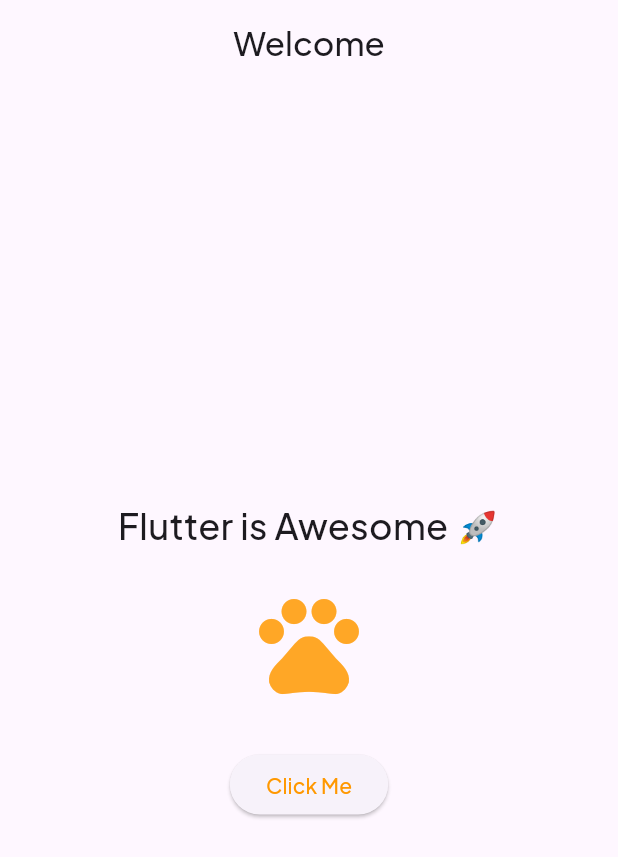
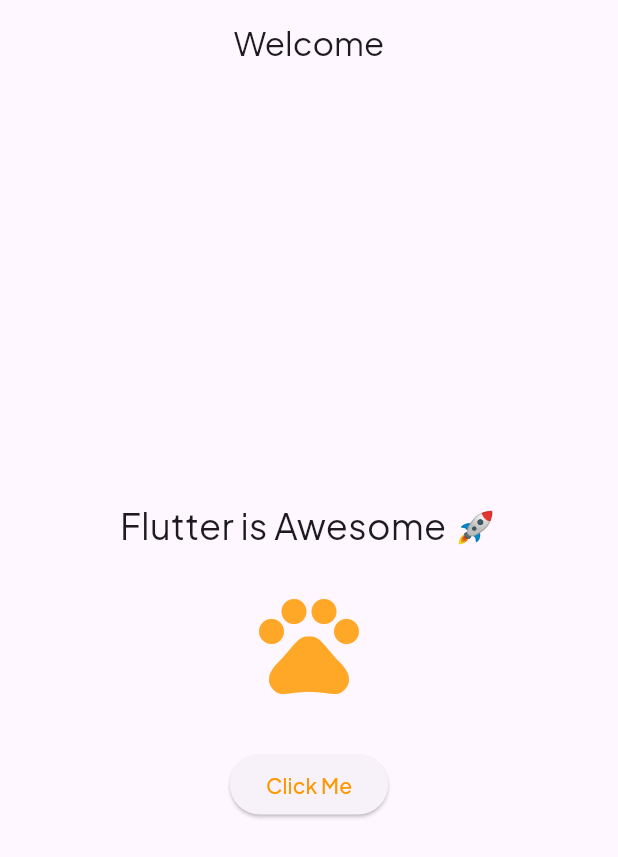
Before and after one commit to kalviumcommunity/S53-Jan2026-S53-Team-01-Flutter-Firebase-PetSure, a Flutter app: the screen it shows after launch, after a tap on "Click Me", on a phone screen of 412 x 824 dp. Shown: the top 857 px of the screen. Run offline on Flutter 3.47's test engine with Material 3 defaults, Android fonts, the phone set to English and light mode, and no system bars.

Commit message:
Resolved comments

```diff
--- a/pet_sure/lib/core/app_theme.dart
+++ b/pet_sure/lib/core/app_theme.dart
@@ -5,4 +5,6 @@ class AppTheme {
     useMaterial3: true,
     fontFamily: 'PlusJakartaSans'
   );
+
+  static const Color primaryOrange = Color(0xFFE67E22);
 }
--- a/pet_sure/lib/screens/splash_screen.dart
+++ b/pet_sure/lib/screens/splash_screen.dart
@@ -1,4 +1,5 @@
 import 'package:flutter/material.dart';
+import 'package:pet_sure/core/app_theme.dart';
 import 'package:pet_sure/screens/welcome_screen.dart';
 
 class SplashScreen extends StatefulWidget {
@@ -60,7 +61,7 @@ class _SplashScreenState extends State<SplashScreen> {
                       const Icon(
                         Icons.pets,
                         size: 56,
-                        color: Color(0xFFE67E22),
+                        color: AppTheme.primaryOrange,
                       ),
                       Positioned(
                         bottom: -2,
@@ -68,7 +69,7 @@ class _SplashScreenState extends State<SplashScreen> {
                         child: Container(
                           padding: const EdgeInsets.all(6),
                           decoration: BoxDecoration(
-                            color: const Color(0xFFE67E22),
+                            color: AppTheme.primaryOrange,
                             borderRadius: BorderRadius.circular(10),
                             border: Border.all(color: Colors.white, width: 2),
                           ),
@@ -114,7 +115,6 @@ class _SplashScreenState extends State<SplashScreen> {
                     vertical: 8,
                   ),
                   height: 42,
-                  // width: ,
                   decoration: BoxDecoration(
                     border: Border.all(color: const Color(0xFFF1C27D)),
                     borderRadius: BorderRadius.circular(24),
@@ -125,7 +125,7 @@ class _SplashScreenState extends State<SplashScreen> {
                     children: const [
                       Icon(
                         Icons.verified_user,
-                        color: Color(0xFFE67E22),
+                        color: AppTheme.primaryOrange,
                         size: 16,
                       ),
                       SizedBox(width: 8),
@@ -147,7 +147,7 @@ class _SplashScreenState extends State<SplashScreen> {
                   child: LinearProgressIndicator(
                     minHeight: 4,
                     backgroundColor: Color(0xFFF3E3C8),
-                    valueColor: AlwaysStoppedAnimation(Color(0xFFE67E22)),
+                    valueColor: AlwaysStoppedAnimation(AppTheme.primaryOrange),
                   ),
                 ),
 
--- a/pet_sure/pubspec.yaml
+++ b/pet_sure/pubspec.yaml
@@ -76,7 +76,7 @@ flutter:
   fonts:
     - family: PlusJakartaSans
       fonts:
-        - asset: assets/fonts/PlusJakartaSans/PlusJakartaSans-Bold.ttf
+        - asset: assets/fonts/PlusJakartaSans/PlusJakartaSans-Regular.ttf
           weight: 400
         - asset: assets/fonts/PlusJakartaSans/PlusJakartaSans-Medium.ttf
           weight: 500
```
